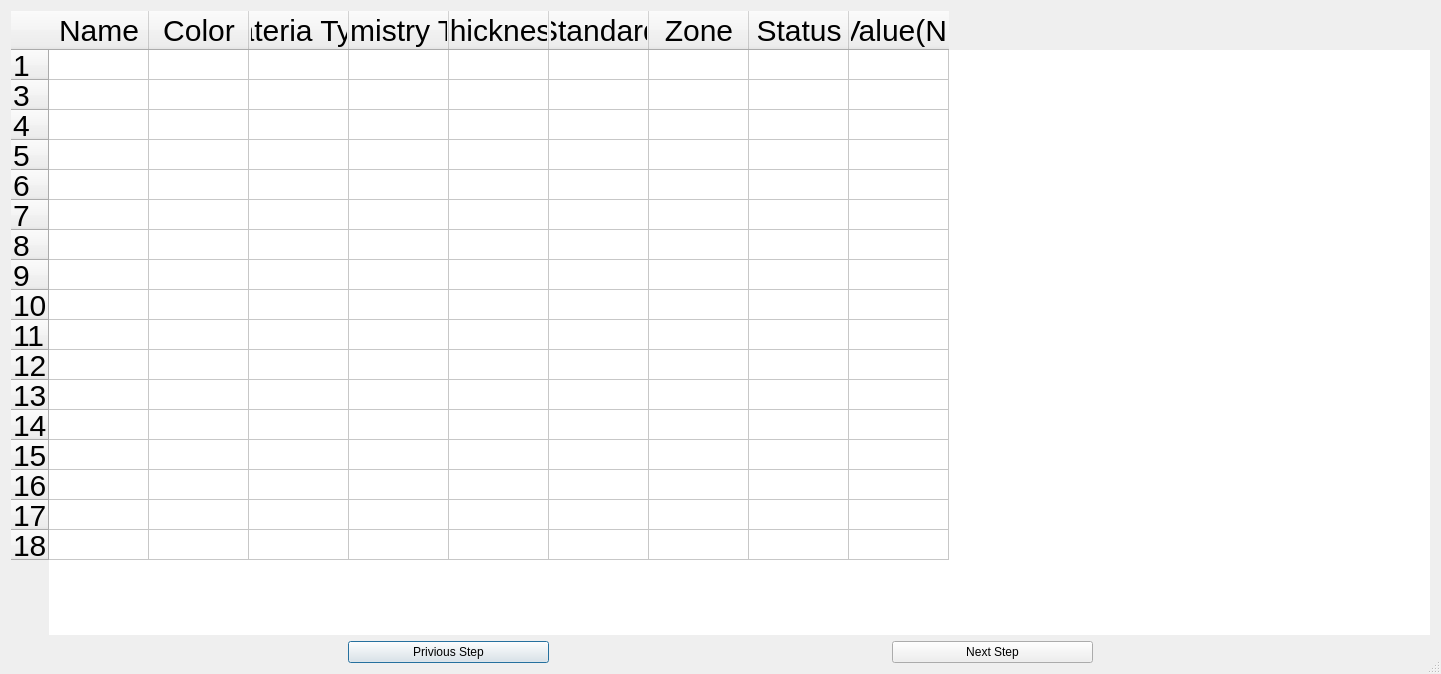
tahyuu/glove_test, file Ui/sample_list.ui: the form before one commit.
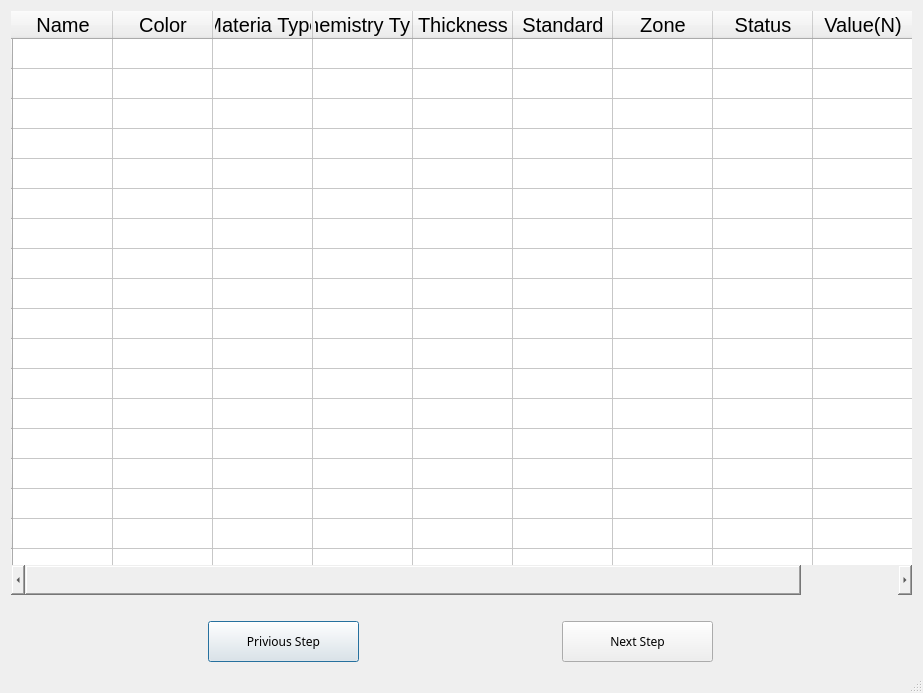
The form after the commit.

Commit message: update the style of sample list

The edit to the form file:
```diff
--- a/Ui/sample_list.ui
+++ b/Ui/sample_list.ui
@@ -6,8 +6,8 @@
    <rect>
     <x>0</x>
     <y>0</y>
-    <width>1441</width>
-    <height>674</height>
+    <width>923</width>
+    <height>693</height>
    </rect>
   </property>
   <property name="windowTitle">
@@ -19,11 +19,19 @@
   <layout class="QVBoxLayout" name="verticalLayout">
    <item>
     <widget class="QTableWidget" name="tableWidget">
+     <property name="font">
+      <font>
+       <pointsize>-1</pointsize>
+       <weight>50</weight>
+       <italic>false</italic>
+       <bold>false</bold>
+      </font>
+     </property>
      <property name="styleSheet">
       <string notr="true"> text-align : center;
    height : 30px;
    border-style: outset;
-   font : 30px</string>
+   font : 20px</string>
      </property>
      <property name="lineWidth">
       <number>1</number>
@@ -39,87 +47,92 @@
      </property>
      <row>
       <property name="text">
-       <string>1</string>
+       <string/>
       </property>
      </row>
      <row>
       <property name="text">
-       <string>3</string>
+       <string/>
       </property>
      </row>
      <row>
       <property name="text">
-       <string>4</string>
+       <string/>
       </property>
      </row>
      <row>
       <property name="text">
-       <string>5</string>
+       <string/>
       </property>
      </row>
      <row>
       <property name="text">
-       <string>6</string>
+       <string/>
       </property>
      </row>
      <row>
       <property name="text">
-       <string>7</string>
+       <string/>
       </property>
      </row>
      <row>
       <property name="text">
-       <string>8</string>
+       <string/>
       </property>
      </row>
      <row>
       <property name="text">
-       <string>9</string>
+       <string/>
       </property>
      </row>
      <row>
       <property name="text">
-       <string>10</string>
+       <string/>
       </property>
      </row>
      <row>
       <property name="text">
-       <string>11</string>
+       <string/>
       </property>
      </row>
      <row>
       <property name="text">
-       <string>12</string>
+       <string/>
       </property>
      </row>
      <row>
       <property name="text">
-       <string>13</string>
+       <string/>
       </property>
      </row>
      <row>
       <property name="text">
-       <string>14</string>
+       <string/>
       </property>
      </row>
      <row>
       <property name="text">
-       <string>15</string>
+       <string/>
       </property>
      </row>
      <row>
       <property name="text">
-       <string>16</string>
+       <string/>
       </property>
      </row>
      <row>
       <property name="text">
-       <string>17</string>
+       <string/>
       </property>
      </row>
      <row>
       <property name="text">
-       <string>18</string>
+       <string/>
+      </property>
+     </row>
+     <row>
+      <property name="text">
+       <string/>
       </property>
      </row>
      <column>
@@ -181,14 +194,31 @@
    </item>
    <item>
     <layout class="QHBoxLayout" name="horizontalLayout">
+     <property name="topMargin">
+      <number>20</number>
+     </property>
+     <property name="bottomMargin">
+      <number>20</number>
+     </property>
      <item>
       <widget class="QPushButton" name="btn_Privious">
+       <property name="minimumSize">
+        <size>
+         <width>151</width>
+         <height>41</height>
+        </size>
+       </property>
        <property name="maximumSize">
         <size>
-         <width>201</width>
+         <width>151</width>
          <height>41</height>
         </size>
        </property>
+       <property name="font">
+        <font>
+         <family>Arial Black</family>
+        </font>
+       </property>
        <property name="text">
         <string>Privious Step</string>
        </property>
@@ -196,12 +226,23 @@
      </item>
      <item>
       <widget class="QPushButton" name="btn_Next">
+       <property name="minimumSize">
+        <size>
+         <width>151</width>
+         <height>41</height>
+        </size>
+       </property>
        <property name="maximumSize">
         <size>
-         <width>201</width>
+         <width>151</width>
          <height>41</height>
         </size>
        </property>
+       <property name="font">
+        <font>
+         <family>Arial Black</family>
+        </font>
+       </property>
        <property name="text">
         <string>Next Step</string>
        </property>
```
The commit also changes 4 other files.
